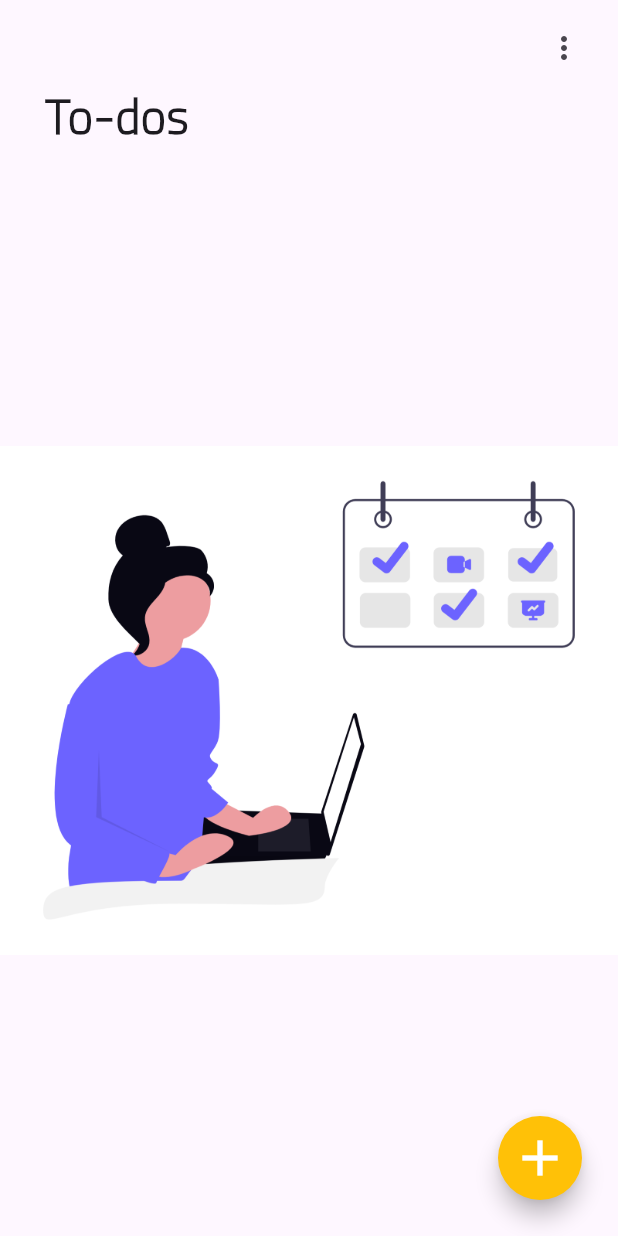
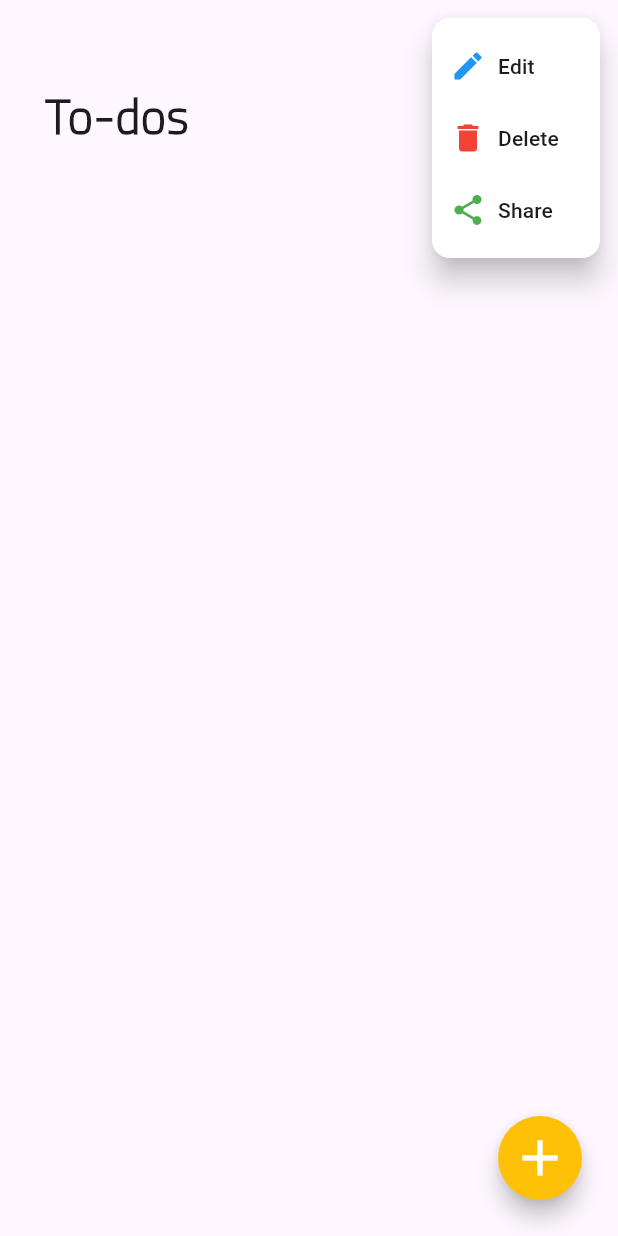
Before and after one commit to badri784/Google-Note, a Flutter app: the ToDos screen opened directly, after a tap on the "more vert" icon, on a phone screen of 412 x 824 dp. Run offline on Flutter 3.47's test engine with Material 3 defaults, Android fonts, the phone set to English and light mode, and no system bars; our stand-ins replace flutter_riverpod.

```diff
--- a/lib/screens/todos.dart
+++ b/lib/screens/todos.dart
@@ -5,6 +5,7 @@ import 'package:flutter_riverpod/flutter_riverpod.dart';
 import 'package:intl/intl.dart';
 import 'package:note_app/model/model.dart';
 import 'package:note_app/provider/todos.dart';
+import 'package:note_app/screens/edit_screen.dart';
 
 class ToDos extends ConsumerStatefulWidget {
   const ToDos({super.key});
@@ -50,7 +51,55 @@ class _ToDosState extends ConsumerState<ToDos> {
               ),
             ),
             actions: [
-              IconButton(onPressed: () {}, icon: const Icon(Icons.more_vert)),
+              PopupMenuButton<int>(
+                shape: RoundedRectangleBorder(
+                  borderRadius: BorderRadius.circular(12),
+                ),
+                elevation: 8,
+                color: Colors.white,
+                onSelected: (value) {
+                  if (value == 0) {
+                    // Edit
+                  } else if (value == 1) {
+                    // Delete
+                  } else if (value == 2) {
+                    // Share
+                  }
+                },
+                itemBuilder: (context) => [
+                  const PopupMenuItem(
+                    value: 0,
+                    child: Row(
+                      children: [
+                        Icon(Icons.edit, color: Colors.blue),
+                        SizedBox(width: 8),
+                        Text('Edit'),
+                      ],
+                    ),
+                  ),
+                  const PopupMenuItem(
+                    value: 1,
+                    child: Row(
+                      children: [
+                        Icon(Icons.delete, color: Colors.red),
+                        SizedBox(width: 8),
+                        Text('Delete'),
+                      ],
+                    ),
+                  ),
+                  const PopupMenuItem(
+                    value: 2,
+                    child: Row(
+                      children: [
+                        Icon(Icons.share, color: Colors.green),
+                        SizedBox(width: 8),
+                        Text('Share'),
+                      ],
+                    ),
+                  ),
+                ],
+                icon: const Icon(Icons.more_vert),
+              ),
             ],
             actionsPadding: const EdgeInsets.all(12),
             floating: true,
@@ -67,6 +116,13 @@ class _ToDosState extends ConsumerState<ToDos> {
                   padding: const EdgeInsets.all(8.0),
                   child: Card.outlined(
                     child: ListTile(
+                      onLongPress: () {
+                        Navigator.of(context).push(
+                          MaterialPageRoute(
+                            builder: (_) => EditScreen(model: item[index]),
+                          ),
+                        );
+                      },
                       title: Text(item[index].body),
                       leading: Checkbox(
                         shape: const CircleBorder(),
@@ -82,18 +138,20 @@ class _ToDosState extends ConsumerState<ToDos> {
                 ),
               );
             }, childCount: item.length),
-          ),
+          ) /*
           if (item.isEmpty)
             SliverFillRemaining(
               hasScrollBody: false,
-              child: Center(
+              child: SizedBox(
+                width: double.infinity,
+                height: double.infinity,
+
                 child: Image.asset(
                   'assets/image/notodo.png',
-                  color: Colors.transparent,
-                  colorBlendMode: BlendMode.multiply,
+                  fit: BoxFit.cover,
                 ),
               ),
-            ),
+            ),*/,
         ],
       ),
     );
@@ -114,7 +172,7 @@ class _ToDosState extends ConsumerState<ToDos> {
     );
   }
 
-  Future<PersistentBottomSheetController> modelsheet() async {
+  modelsheet() async {
     return showBottomSheet(
       showDragHandle: true,
       backgroundColor: Colors.white54,
```
Also changed, not shown: lib/provider/todos.dart (+9 -0 lines), lib/screens/edit_screen.dart (added, +105 -0 lines), assets/image/notodo.png.
